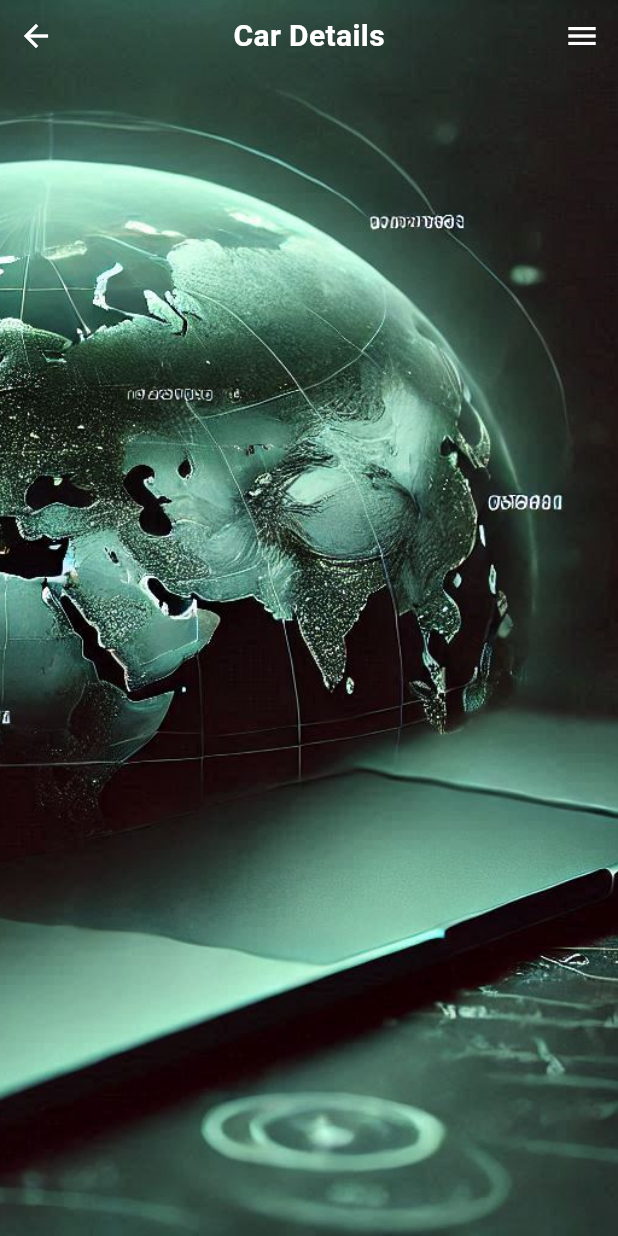
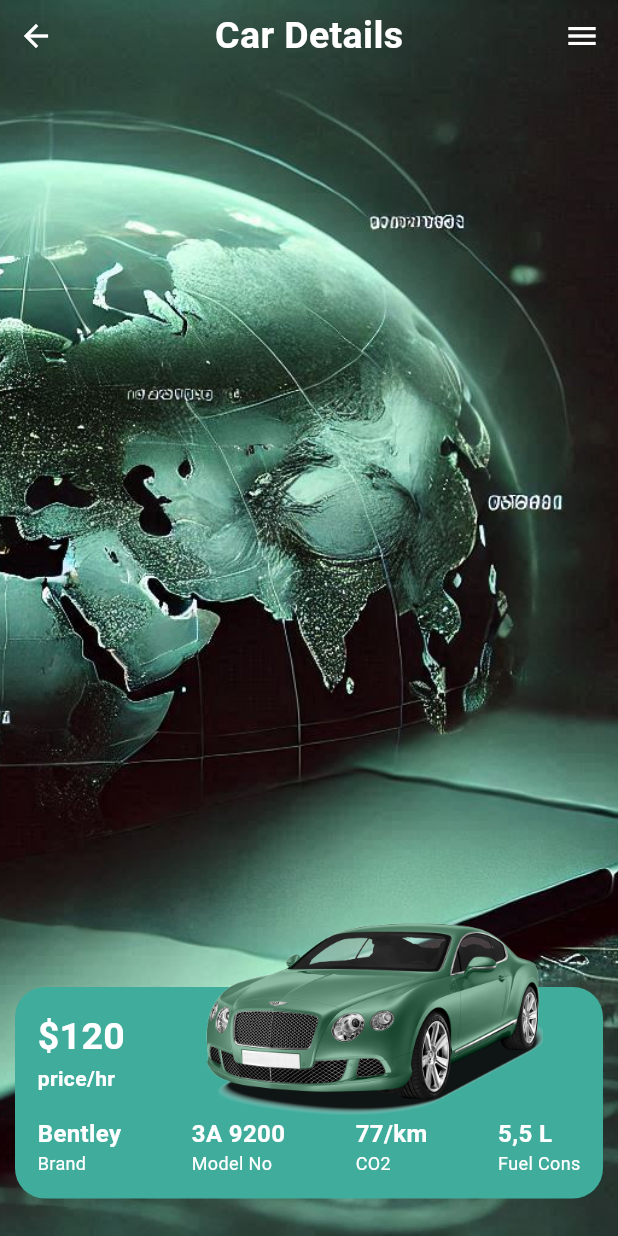
Before and after one commit to Yasitha-Bhanuka/car_app_UI, a Flutter app: the screen it shows after launch, after a tap on an icon or button, on a phone screen of 412 x 824 dp. Run offline on Flutter 3.47's test engine with Material 3 defaults, Android fonts, the phone set to English and light mode, and no system bars.

Commit message:
Pass car data to CarDetailScreen and enhance UI with detailed car information display

```diff
--- a/lib/screens/Home/car_home_screen.dart
+++ b/lib/screens/Home/car_home_screen.dart
@@ -38,8 +38,12 @@ class CarHomeScreen extends StatelessWidget {
           return GestureDetector(
             onTap: () {
               // for navigating
-              Navigator.push(context,
-                  MaterialPageRoute(builder: (context) => CarDetailScreen()));
+              Navigator.push(
+                  context,
+                  MaterialPageRoute(
+                      builder: (context) => CarDetailScreen(
+                            car: car,
+                          )));
             },
             child: Container(
               margin: EdgeInsets.only(bottom: 20),
--- a/lib/screens/detail/car_detail_screen.dart
+++ b/lib/screens/detail/car_detail_screen.dart
@@ -1,7 +1,11 @@
+import 'package:car_app/common/card_list.dart';
+import 'package:car_app/constants.dart';
+import 'package:car_app/model/car.dart';
 import 'package:flutter/material.dart';
 
 class CarDetailScreen extends StatelessWidget {
-  const CarDetailScreen({super.key});
+  const CarDetailScreen({super.key, required this.car});
+  final Car car;
 
   @override
   Widget build(BuildContext context) {
@@ -15,7 +19,57 @@ class CarDetailScreen extends StatelessWidget {
             width: MediaQuery.of(context).size.width,
           ),
           // for back button, name and menu icon
-          CarDetailAppbar(context)
+          CarDetailAppbar(context),
+          Positioned(
+              left: 10,
+              right: 10,
+              bottom: 25,
+              child: Stack(
+                children: [
+                  Container(
+                    padding: EdgeInsets.all(15),
+                    margin: EdgeInsets.only(top: 45),
+                    decoration: BoxDecoration(
+                      color: backgroundColor,
+                      borderRadius: BorderRadius.circular(20),
+                    ),
+                    child: Column(
+                      crossAxisAlignment: CrossAxisAlignment.start,
+                      children: [
+                        Text(
+                          "\$${car.price.toString()}",
+                          style: TextStyle(
+                              color: Colors.white,
+                              fontSize: 25,
+                              fontWeight: FontWeight.bold),
+                        ),
+                        Text(
+                          "price/hr",
+                          style: TextStyle(
+                              color: Colors.white, fontWeight: FontWeight.bold),
+                        ),
+                        SizedBox(height: 15),
+                        Row(
+                          mainAxisAlignment: MainAxisAlignment.spaceBetween,
+                          children: [
+                            CarItems(name: "Brand", value: car.brand),
+                            CarItems(name: "Model No", value: car.model),
+                            CarItems(name: "CO2", value: car.co2),
+                            CarItems(name: "Fuel Cons", value: car.fuelCons),
+                          ],
+                        ),
+                      ],
+                    ),
+                  ),
+                  Positioned(
+                    right: 40,
+                    child: Image.asset(
+                      car.image,
+                      height: 130,
+                    ),
+                  ),
+                ],
+              ))
         ],
       ),
     );
@@ -24,6 +78,7 @@ class CarDetailScreen extends StatelessWidget {
   SafeArea CarDetailAppbar(BuildContext context) {
     return SafeArea(
         child: Row(
+      mainAxisAlignment: MainAxisAlignment.spaceBetween,
       children: [
         IconButton(
           icon: Icon(
@@ -34,13 +89,11 @@ class CarDetailScreen extends StatelessWidget {
             Navigator.pop(context);
           },
         ),
-        Spacer(),
         Text(
           "Car Details",
           style: TextStyle(
-              color: Colors.white, fontSize: 20, fontWeight: FontWeight.bold),
+              color: Colors.white, fontSize: 25, fontWeight: FontWeight.bold),
         ),
-        Spacer(),
         IconButton(
           icon: Icon(
             Icons.menu,
```
